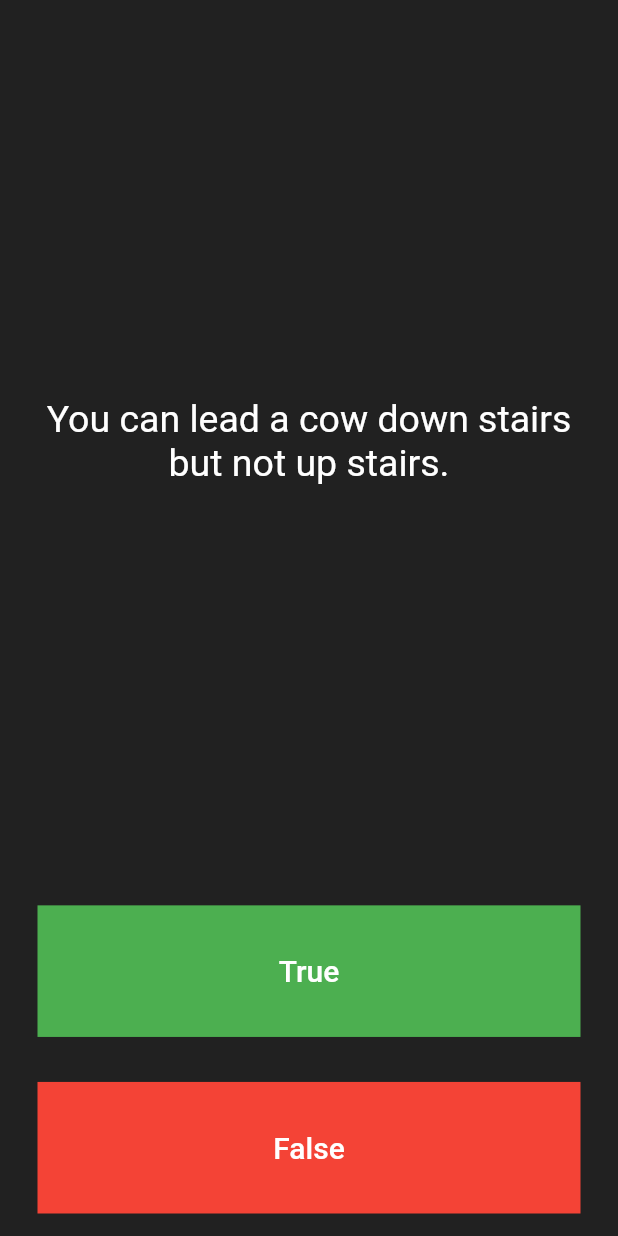
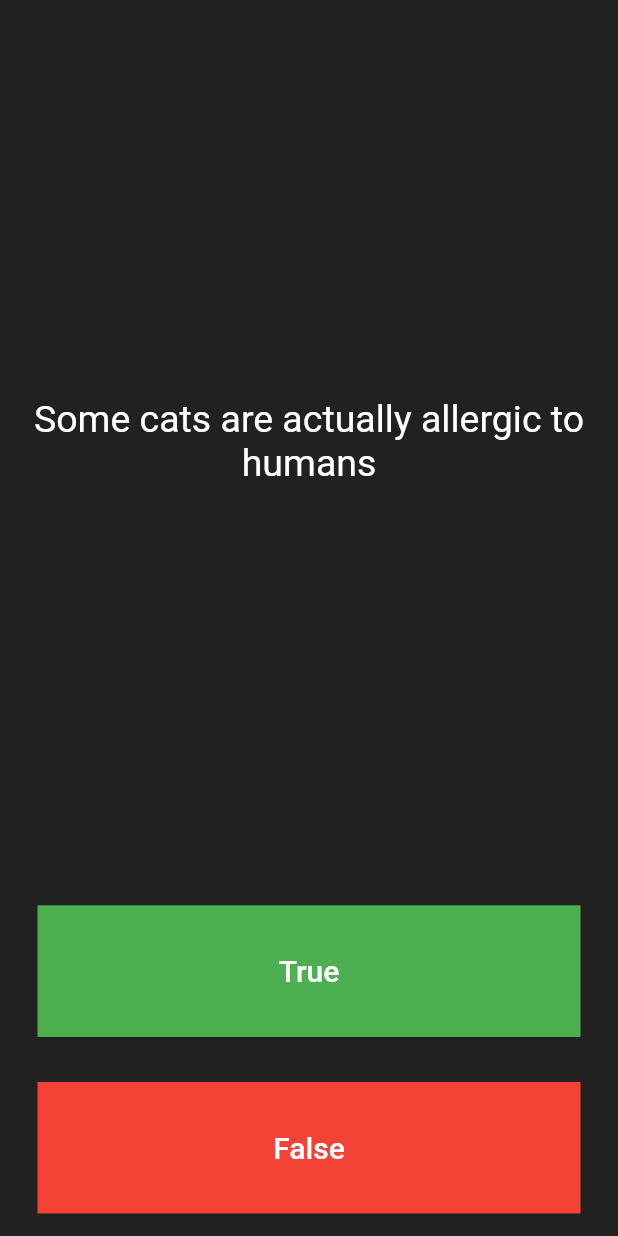
Before and after one commit to 95ImadEL/QuizzlerApp, a Flutter app: the screen it shows after launch, on a phone screen of 412 x 824 dp. Run offline on Flutter 3.47's test engine with Material 2 defaults, Android fonts, the phone set to English and light mode, and no system bars.

Commit message:
Add quiz brain and question class

```diff
--- a/lib/main.dart
+++ b/lib/main.dart
@@ -1,4 +1,5 @@
 import 'package:flutter/material.dart';
+import 'package:quizler_app/quiz_brain.dart';
 
 void main() {
   runApp(Quizzler());
@@ -31,6 +32,10 @@
 }
 
 class _QuizPageState extends State<QuizPage> {
+  List<Icon> scoreKeeper = [];
+  int questionNumber = 0;
+  QuizBrain quizBrain = QuizBrain();
+
   @override
   Widget build(BuildContext context) {
     return Column(
@@ -43,7 +48,7 @@
             padding: const EdgeInsets.all(10.0),
             child: Center(
               child: Text(
-                "You can lead a cow down stairs but not up stairs.",
+                quizBrain.questionBank[questionNumber].questionText,
                 style: TextStyle(color: Colors.white, fontSize: 25.0),
                 textAlign: TextAlign.center,
               ),
@@ -56,9 +61,6 @@
             child: Container(
               color: Colors.green,
               child: TextButton(
-                onPressed: () {
-                  //The user picked true
-                },
                 child: Text(
                   "True",
                   style: TextStyle(
@@ -66,6 +68,22 @@
                     fontSize: 20.0,
                   ),
                 ),
+                onPressed: () {
+                  //The user picked true
+                  bool correctAnswer =
+                      quizBrain.questionBank[questionNumber].questionAnswer;
+                  if (correctAnswer == true) {
+                    print('user got it right');
+                  } else {
+                    print('user got it wrong');
+                  }
+                  setState(() {
+                    questionNumber++;
+                    if (questionNumber > quizBrain.questionBank.length - 1) {
+                      questionNumber = 0;
+                    }
+                  });
+                },
               ),
             ),
           ),
@@ -76,9 +94,6 @@
             child: Container(
               color: Colors.red,
               child: TextButton(
-                onPressed: () {
-                  //The user picked false.
-                },
                 child: Text(
                   "False",
                   style: TextStyle(
@@ -86,11 +101,36 @@
                     fontSize: 20.0,
                   ),
                 ),
+                onPressed: () {
+                  //The user picked false.
+                  bool correctAnswer =
+                      quizBrain.questionBank[questionNumber].questionAnswer;
+                  if (correctAnswer == false) {
+                    print('user got it right');
+                  } else {
+                    print('user got it wrong');
+                  }
+                  setState(() {
+                    questionNumber++;
+                    if (questionNumber > quizBrain.questionBank.length - 1) {
+                      questionNumber = 0;
+                    }
+                  });
+                },
               ),
             ),
           ),
+        ),
+        Row(
+          children: scoreKeeper,
         )
       ],
     );
   }
 }
+
+/*
+question1: 'You can lead a cow down stairs but not up stairs.', false,
+question2: 'Approximately one quarter of human bones are in the feet.', true,
+question3: 'A slug\'s blood is green.', true,
+*/
--- /dev/null
+++ b/lib/question.dart
@@ -0,0 +1,9 @@
+class Question {
+  late String questionText;
+  late bool questionAnswer;
+
+  Question(String q, bool a) {
+    questionText = q;
+    questionAnswer = a;
+  }
+}
--- /dev/null
+++ b/lib/quiz_brain.dart
@@ -0,0 +1,31 @@
+import 'package:quizler_app/question.dart';
+
+class QuizBrain {
+  List<Question> questionBank = [
+    Question('Some cats are actually allergic to humans', true),
+    Question('You can lead a cow down stairs but not up stairs.', false),
+    Question('Approximately one quarter of human bones are in the feet.', true),
+    Question('A slug\'s blood is green.', true),
+    Question('Buzz Aldrin\'s mother\'s maiden name was \"Moon\".', true),
+    Question('It is illegal to pee in the Ocean in Portugal.', true),
+    Question(
+        'No piece of square dry paper can be folded in half more than 7 times.',
+        false),
+    Question(
+        'In London, UK, if you happen to die in the House of Parliament, you are technically entitled to a state funeral, because the building is considered too sacred a place.',
+        true),
+    Question(
+        'The loudest sound produced by any animal is 188 decibels. That animal is the African Elephant.',
+        false),
+    Question(
+        'The total surface area of two human lungs is approximately 70 square metres.',
+        true),
+    Question('Google was originally called \"Backrub\".', true),
+    Question(
+        'Chocolate affects a dog\'s heart and nervous system; a few ounces are enough to kill a small dog.',
+        true),
+    Question(
+        'In West Virginia, USA, if you accidentally hit an animal with your car, you are free to take it home to eat.',
+        true),
+  ];
+}
```
Also changed, not shown: 1 other file.
